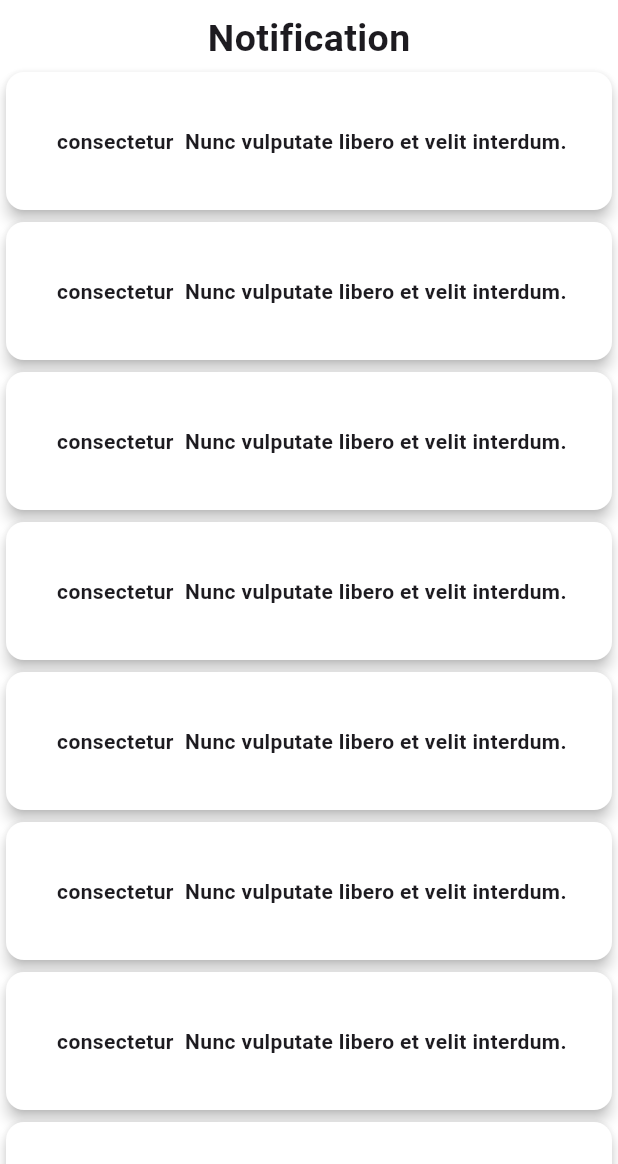
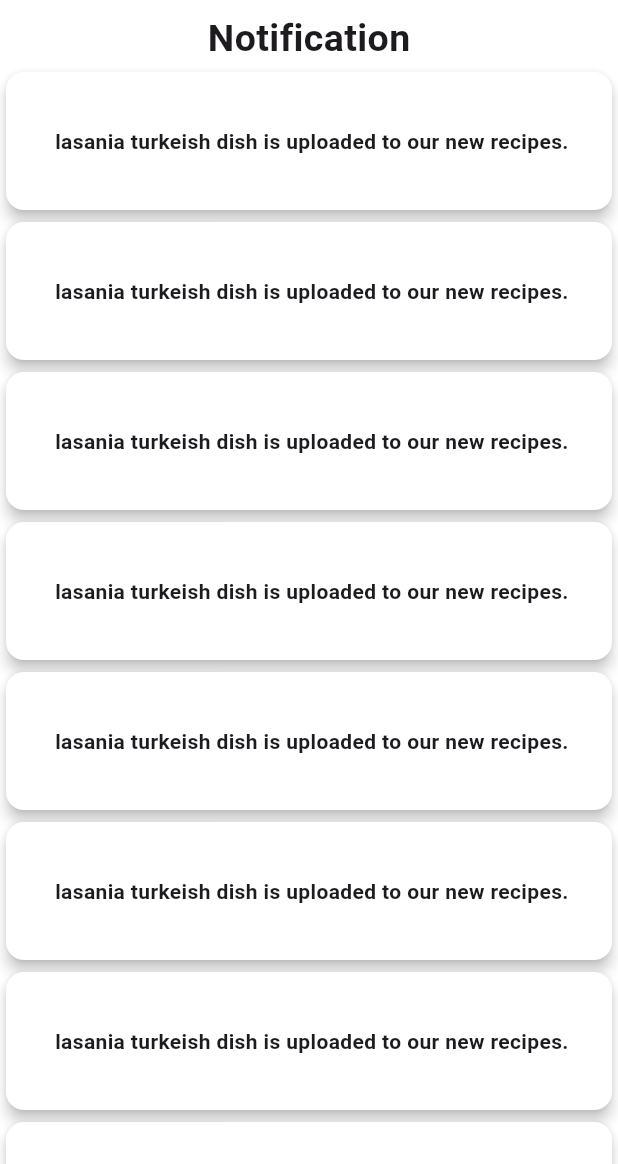
Before and after one commit to Shovon0017/Homemade-Haven, a Flutter app: the NotificationShow screen opened directly, on a phone screen of 412 x 824 dp, the part 72-1236 px from its top. Run offline on Flutter 3.47's test engine with Material 3 defaults, Android fonts, the phone set to English and light mode, and no system bars; our stand-ins replace animated_notch_bottom_bar, carousel_slider, flutter_secure_storage, get, get_storage, shimmer; accounts and stored records are empty.

```diff
--- a/lib/view/screen/notification/notification.dart
+++ b/lib/view/screen/notification/notification.dart
@@ -32,7 +32,7 @@ class NotificationShow extends StatelessWidget {
                     color: Colors.white,
                     child: Center(child: Padding(
                       padding: EdgeInsets.all(8.0),
-                      child: Text(" consectetur  Nunc vulputate libero et velit interdum.",style: TextStyle(fontWeight: FontWeight.bold),),
+                      child: Text(" lasania turkeish dish is uploaded to our new recipes.",style: TextStyle(fontWeight: FontWeight.bold),),
                     )),
                   ),
                 );
```
